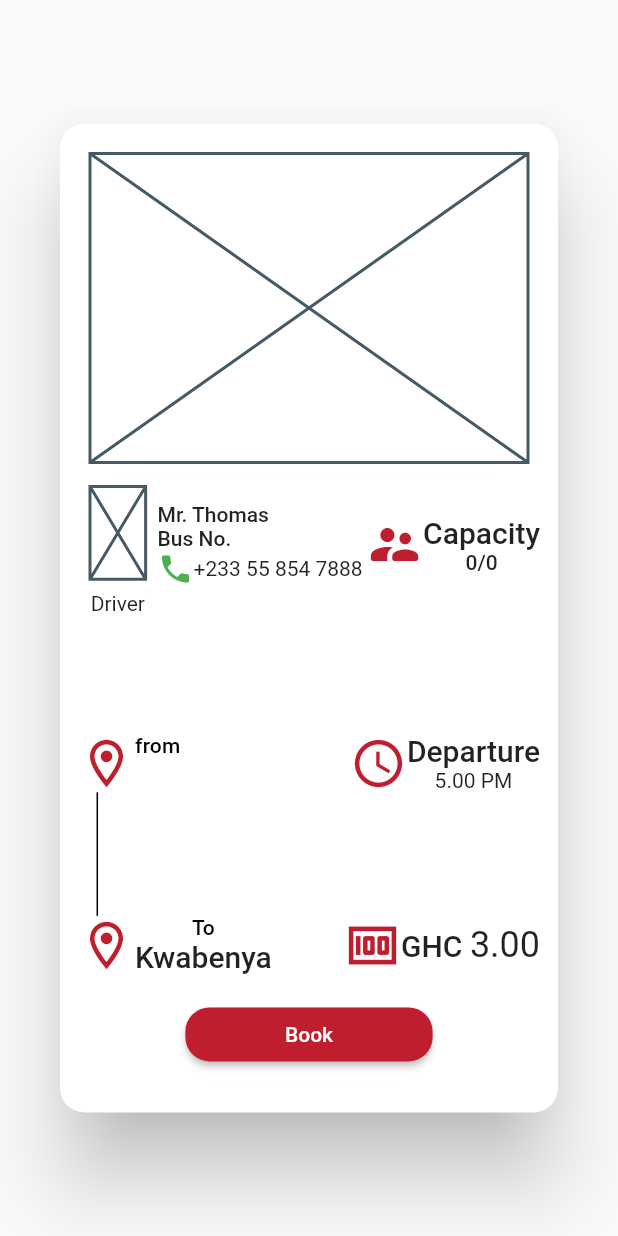
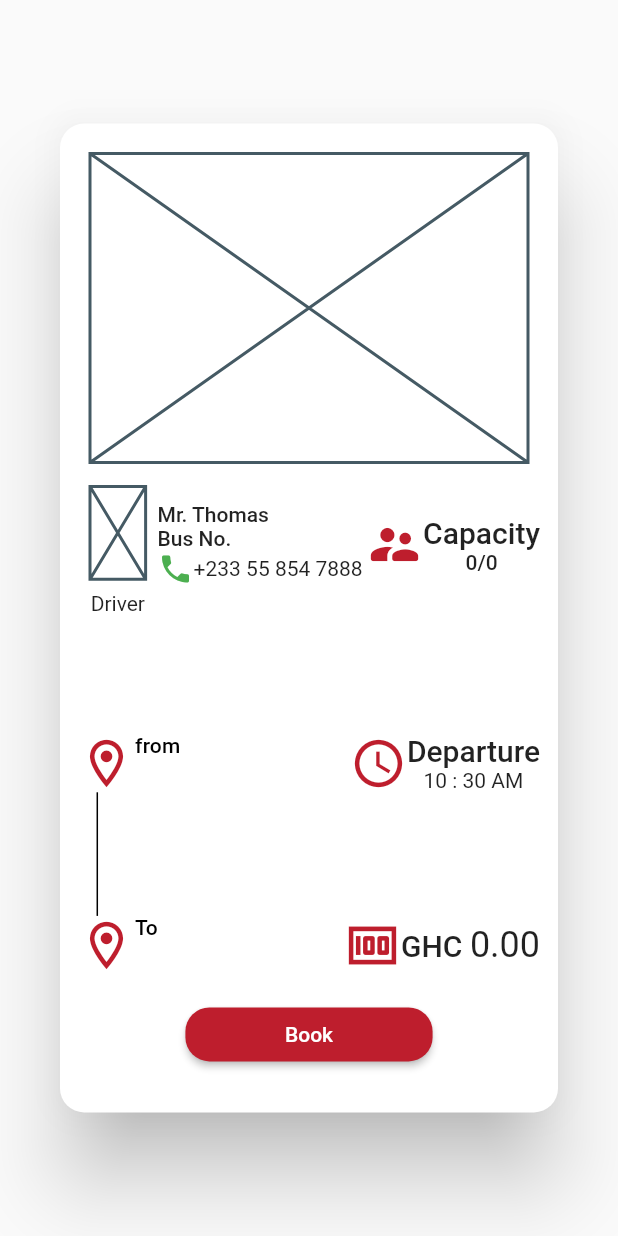
Before and after one commit to kwe-k-u/software_engineering_staff, a Flutter app: the BusDetails widget shown alone on an empty page, opened directly with empty values, on a phone screen of 412 x 824 dp. Run offline on Flutter 3.47's test engine with Material 2 defaults, Android fonts, the phone set to English and light mode, and no system bars; our stand-ins replace cloud_firestore, firebase_auth, firebase_core, firebase_storage, flutter_dotenv, image_picker; missing offline and left inert: flutterwave_standard; accounts and stored records are empty.

Commit message:
made time display for bus details dynamic, payment info page dynamic, change payment to debug mode

```diff
--- a/lib/screens/bus_details/bus_details.dart
+++ b/lib/screens/bus_details/bus_details.dart
@@ -1,6 +1,7 @@
 import 'package:flutter/material.dart';
 import 'package:software_engineering/models/bus.dart';
 import 'package:software_engineering/utils/constants.dart';
+import 'package:software_engineering/utils/extensions.dart';
 import 'package:software_engineering/widgets/custom_button.dart';
 import 'package:url_launcher/url_launcher.dart';
 
@@ -122,7 +123,7 @@ class _BusDetailsState extends State<BusDetails> {
                   Column(
                     children: [
                       Text("Departure", style: Theme.of(context).textTheme.headline6,),
-                      Text("5.00 PM")
+                      Text(widget.bus.setOffTime.asTime())
                     ],
                   ),
 
@@ -140,7 +141,7 @@ class _BusDetailsState extends State<BusDetails> {
               Row(
                 children: [
                   _DestinationWidget(
-                    location: "Kwabenya",
+                    location: widget.bus.dropOff.name,
                     label: "To",
                   ),
                   const Spacer(),
@@ -152,7 +153,7 @@ class _BusDetailsState extends State<BusDetails> {
                     style: Theme.of(context).textTheme.headline6,
                     children: [
                       TextSpan(
-                        text: "3.00",
+                        text: widget.bus.fare.toStringAsFixed(2),
                         style: Theme.of(context).textTheme.headline5
                       )
                     ]
@@ -169,6 +170,7 @@ class _BusDetailsState extends State<BusDetails> {
                     width: size.width * 0.4,
                       text: "Book",
                       onPressed: (){
+                      //todo implement booking
                         Navigator.pop(context);
                       }),
                 ),
--- a/lib/screens/payment_info/payment_info.dart
+++ b/lib/screens/payment_info/payment_info.dart
@@ -48,7 +48,7 @@ class _PaymentInfoState extends State<PaymentInfo> {
               mainAxisAlignment: MainAxisAlignment.center,
               crossAxisAlignment: CrossAxisAlignment.center,
               children: [
-                const HeadingText("Advanced Payment"),
+                HeadingText(widget.type == PaymentType.advance ? "Advanced Payment" : "Ticket payment"),
                 const Spacer(flex: 3,),
                 InputSection(
                   labels: const [
--- a/lib/utils/payment_handler.dart
+++ b/lib/utils/payment_handler.dart
@@ -38,7 +38,7 @@ class PaymentHandler {
       currency: currency,
       amount: amount,
       txRef: "context",
-      isTestMode: false,
+      isTestMode: true,
       customer: Customer(
           name: fullName,
           email: email,
```
